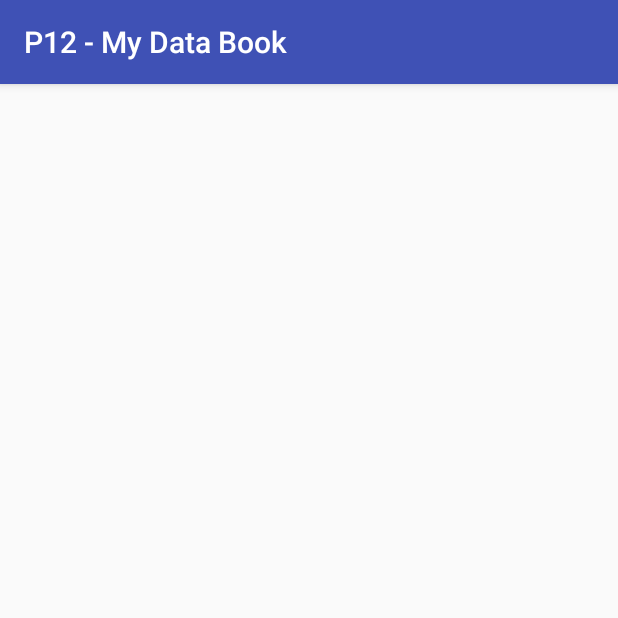
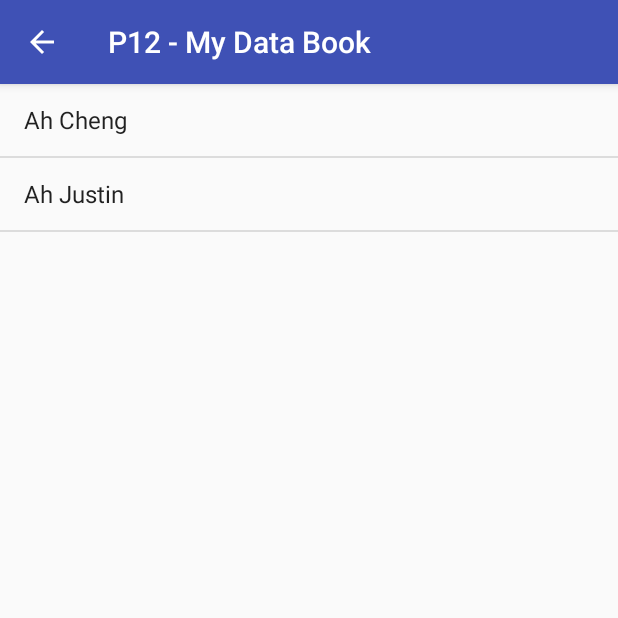
Before and after one commit to JustinCSJ/P12-MyDataBook, an Android app: the AboutUsActivity screen opened directly, with no data from a screen before it, on a phone screen of 412 x 824 dp, the top half of it. Run offline under Robolectric (Android 15) with nearby library versions, the phone set to English and light mode, and no system bars.

Commit message:
added about_us and author_details

```diff
--- a/app/build.gradle
+++ b/app/build.gradle
@@ -27,5 +27,6 @@ dependencies {
     compile 'com.android.support:appcompat-v7:25.3.1'
     compile 'com.android.support.constraint:constraint-layout:1.0.2'
     compile 'com.android.support:support-v4:25.3.1'
+    compile 'com.squareup.picasso:picasso:2.5.2'
     testCompile 'junit:junit:4.12'
 }
--- a/app/src/main/java/com/applicationdev/a15017573/p12_mydatabook/AboutUsActivity.java
+++ b/app/src/main/java/com/applicationdev/a15017573/p12_mydatabook/AboutUsActivity.java
@@ -1,13 +1,41 @@
 package com.applicationdev.a15017573.p12_mydatabook;
 
+import android.content.Intent;
+import android.support.v7.app.ActionBar;
 import android.support.v7.app.AppCompatActivity;
 import android.os.Bundle;
+import android.view.View;
+import android.widget.AdapterView;
+import android.widget.ArrayAdapter;
+import android.widget.ListView;
 
 public class AboutUsActivity extends AppCompatActivity {
+
+    ActionBar ab;
+    ListView lv;
+    String [] authors = {"Ah Cheng", "Ah Justin"};
 
     @Override
     protected void onCreate(Bundle savedInstanceState) {
         super.onCreate(savedInstanceState);
         setContentView(R.layout.activity_about_us);
+        ab = getSupportActionBar();
+        ab.setDisplayHomeAsUpEnabled(true);
+
+        lv = (ListView)findViewById(R.id.lv);
+
+        ArrayAdapter<String> adapter = new ArrayAdapter<String>(this,android.R.layout.simple_list_item_1,android.R.id.text1,authors);
+        lv.setAdapter(adapter);
+
+        lv.setOnItemClickListener(new AdapterView.OnItemClickListener() {
+            @Override
+            public void onItemClick(AdapterView<?> adapterView, View view, int i, long l) {
+                Intent intent = new Intent(AboutUsActivity.this, AuthorDetails.class);
+                intent.putExtra("position",i);
+                intent.putExtra("name",authors[i]);
+                startActivity(intent);
+            }
+        });
+
     }
 }
--- a/app/src/main/res/layout/activity_about_us.xml
+++ b/app/src/main/res/layout/activity_about_us.xml
@@ -1,9 +1,14 @@
 <?xml version="1.0" encoding="utf-8"?>
-<android.support.constraint.ConstraintLayout xmlns:android="http://schemas.android.com/apk/res/android"
+<LinearLayout xmlns:android="http://schemas.android.com/apk/res/android"
     xmlns:app="http://schemas.android.com/apk/res-auto"
     xmlns:tools="http://schemas.android.com/tools"
     android:layout_width="match_parent"
     android:layout_height="match_parent"
+    android:orientation="vertical"
     tools:context="com.applicationdev.a15017573.p12_mydatabook.AboutUsActivity">
 
-</android.support.constraint.ConstraintLayout>
+    <ListView
+        android:id="@+id/lv"
+        android:layout_width="match_parent"
+        android:layout_height="match_parent" />
+</LinearLayout>
```
Also changed, not shown: app/src/main/AndroidManifest.xml (+9 -2 lines), app/src/main/java/com/applicationdev/a15017573/p12_mydatabook/AuthorDetails.java (added, +52 -0 lines), app/src/main/java/com/applicationdev/a15017573/p12_mydatabook/MainActivity.java (+29 -9 lines), app/src/main/res/layout/activity_author_details.xml (added, +29 -0 lines).
